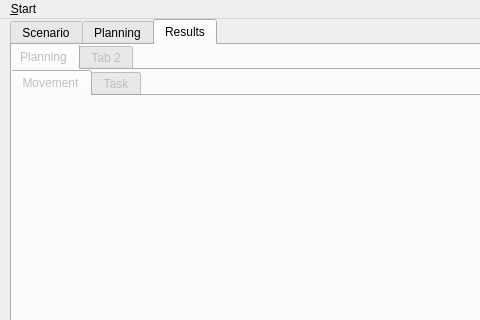
Old version of the form ui/main_window.ui in the repository zohannn/motion_manager; both pictures show x 0 to 480 and y 0 to 320 of the 1101 by 697 pixel window.
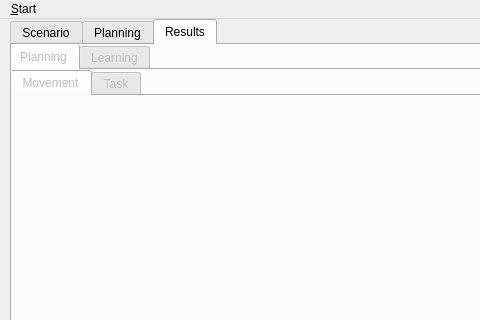
New version of the form. The open tabs and pages were chosen to show the change. Icons and pictures are not drawn. Custom widgets are drawn as their Qt base class.

The edit to the form file:
```diff
--- a/ui/main_window.ui
+++ b/ui/main_window.ui
@@ -1373,7 +1373,7 @@
       </widget>
       <widget class="QWidget" name="tab_2">
        <attribute name="title">
-        <string>Tab 2</string>
+        <string>Learning</string>
        </attribute>
       </widget>
      </widget>
```
Left out of the diff: 2 changed lines with no effect on the pictures.
